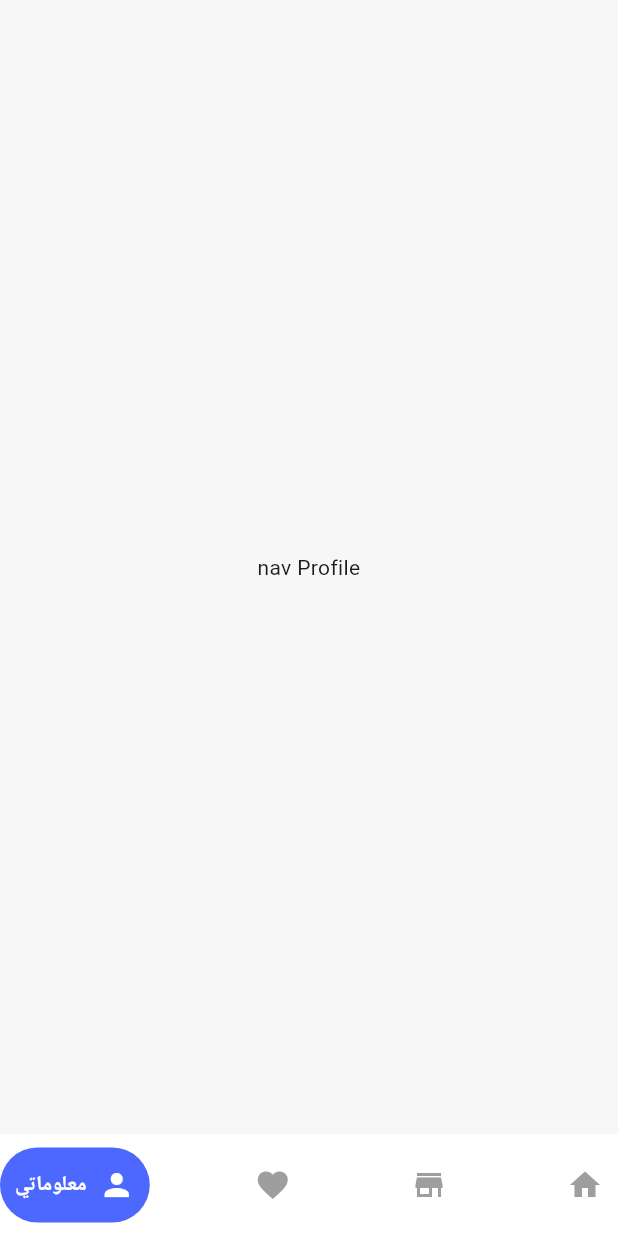
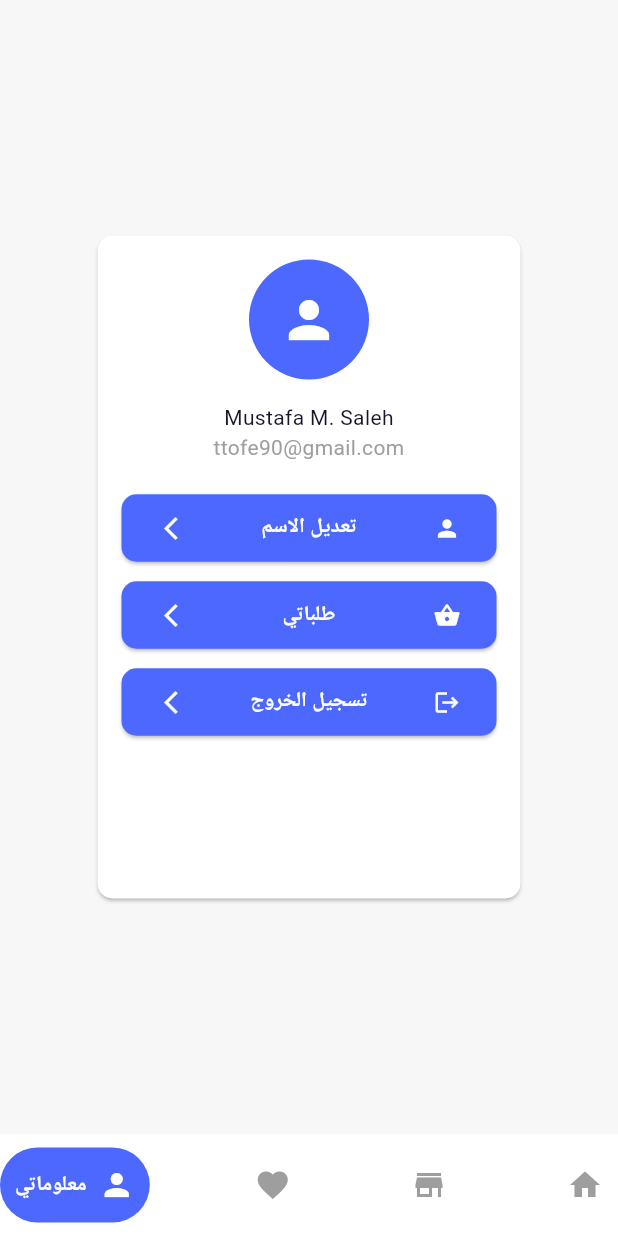
Before and after one commit to Tafalili/market, a Flutter app: the screen it shows after launch, item 4 of the bottom bar chosen, on a phone screen of 412 x 824 dp. Run offline on Flutter 3.47's test engine with Material 3 defaults, Android fonts, the phone set to English and light mode, and no system bars; drawn by our look-alikes of google_nav_bar; our stand-ins replace cached_network_image, flutter_bloc, smooth_page_indicator; network calls fail.

Commit message:
nav_profile is DONE

```diff
--- a/lib/views/profile/ui.dart
+++ b/lib/views/profile/ui.dart
@@ -1,11 +1,67 @@
 import 'package:flutter/material.dart';
+import 'package:market/views/auth/ui/WIDGETS/app_colors.dart';
+import 'package:market/views/profile/widgets/buttons_of_profile.dart';
 
 class Nav_Profile extends StatelessWidget {
-
   @override
   Widget build(BuildContext context) {
-    return Scaffold(
-      body: SafeArea(child:Center(child: Text("nav Profile"),)),
+    return Directionality(
+      textDirection: TextDirection.rtl,
+      child: Scaffold(
+        body: SafeArea(
+            child: Center(
+          child: Container(
+            height: 450,
+            margin: EdgeInsets.all(15),
+            child: Card(
+
+              color: Colors.white,
+              shape: RoundedRectangleBorder(
+                borderRadius: BorderRadius.circular(10),
+              ),
+              child: Padding(
+                padding: EdgeInsets.all(16.0),
+                child: Column(
+                  children: [
+                    CircleAvatar(
+                      maxRadius: 40,
+                      backgroundColor: AppColors.kPrimaryColor,
+                      child: Icon(
+                        size: 40,
+                        Icons.person,
+                        color: AppColors.kWhiteColor,
+                      ),
+                    ),
+                    SizedBox(height: 15,),
+
+                    Text(
+                      "Mustafa M. Saleh",
+                      style: TextStyle(
+                        color: AppColors.kBlackColor,
+                      ),
+                    ),
+                    Text(
+                      "ttofe90@gmail.com",
+                      style: TextStyle(
+                        color: AppColors.kGreyColor,
+                      ),
+                    ),
+                    SizedBox(height: 20,),
+                    profile_button(lable: 'تعديل الاسم',left: Icons.arrow_forward_ios_outlined,right: Icons.person,),
+                    SizedBox(height: 10,),
+
+                    profile_button(lable: 'طلباتي',left: Icons.arrow_forward_ios_outlined,right: Icons.shopping_basket,),
+                    SizedBox(height: 10,),
+
+                    profile_button(lable: 'تسجيل الخروج',left: Icons.arrow_forward_ios_outlined,right: Icons.logout,),
+
+                  ],
+                ),
+              ),
+            ),
+          ),
+        )),
+      ),
     );
   }
 }
--- /dev/null
+++ b/lib/views/profile/widgets/buttons_of_profile.dart
@@ -0,0 +1,39 @@
+import 'package:flutter/material.dart';
+import '../../auth/ui/WIDGETS/app_colors.dart';
+
+class profile_button extends StatelessWidget {
+  const profile_button({
+    super.key, required this.lable, required this.left, required this.right,
+  });
+  final String lable;
+  final IconData left;
+  final IconData right;
+
+  @override
+  Widget build(BuildContext context) {
+    return ElevatedButton(
+      onPressed: () {},
+      style: ElevatedButton.styleFrom(
+          backgroundColor: AppColors.kPrimaryColor,
+          shape: RoundedRectangleBorder(
+            borderRadius: BorderRadius.circular(10),),
+          fixedSize: Size(250, 45)),
+
+      child: Row(
+        mainAxisAlignment: MainAxisAlignment.spaceBetween,
+        children: [
+          Icon(right,color: AppColors.kWhiteColor),
+          Text(
+            lable,
+            style: TextStyle(
+                color: AppColors.kWhiteColor,
+                fontWeight: FontWeight.bold),
+
+          ),
+          Icon(left,color: AppColors.kWhiteColor,),
+
+        ],
+      ),
+    );
+  }
+}
```
